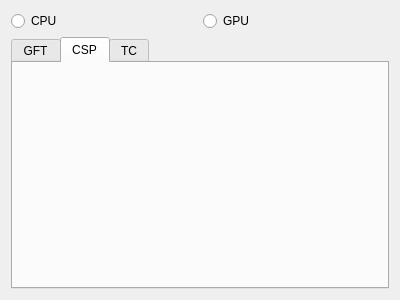
eBabiano/AVPerformance, file Implementation/src/view/gui/widgets/av/OpticalFlowWidget.ui: the form before one commit.
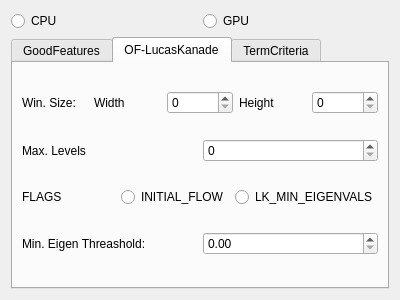
The form after the commit. The open tabs and pages were chosen to show the change.

Commit message: Video path added, parameters for Optical Flow added, some headers added

```diff
--- a/Implementation/src/view/gui/widgets/av/OpticalFlowWidget.ui
+++ b/Implementation/src/view/gui/widgets/av/OpticalFlowWidget.ui
@@ -18,16 +18,16 @@
     <layout class="QVBoxLayout" name="verticalLayout">
      <item>
       <layout class="QHBoxLayout" name="horizontalLayout">
-       <item>
-        <widget class="QRadioButton" name="gpuRadioButton">
-         <property name="text">
-          <string>CPU</string>
-         </property>
-        </widget>
-       </item>
        <item>
         <widget class="QRadioButton" name="cpuRadioButton">
          <property name="text">
+          <string>CPU</string>
+         </property>
+        </widget>
+       </item>
+       <item>
+        <widget class="QRadioButton" name="gpuRadioButton">
+         <property name="text">
           <string>GPU</string>
          </property>
         </widget>
@@ -49,7 +49,7 @@
        </sizepolicy>
       </property>
       <attribute name="title">
-       <string>GFT</string>
+       <string>GoodFeatures</string>
       </attribute>
       <layout class="QGridLayout" name="gridLayout_2">
        <item row="0" column="0">
@@ -170,13 +170,98 @@
        </sizepolicy>
       </property>
       <attribute name="title">
-       <string>CSP</string>
+       <string>OF-LucasKanade</string>
       </attribute>
-      <layout class="QVBoxLayout" name="verticalLayout_3"/>
+      <layout class="QVBoxLayout" name="verticalLayout_3">
+       <item>
+        <layout class="QHBoxLayout" name="horizontalLayout_9">
+         <item>
+          <widget class="QLabel" name="label_8">
+           <property name="text">
+            <string>Win. Size:</string>
+           </property>
+          </widget>
+         </item>
+         <item>
+          <widget class="QLabel" name="label_9">
+           <property name="text">
+            <string>Width</string>
+           </property>
+          </widget>
+         </item>
+         <item>
+          <widget class="QSpinBox" name="sizeWidthSpinBox"/>
+         </item>
+         <item>
+          <widget class="QLabel" name="label_10">
+           <property name="text">
+            <string>Height</string>
+           </property>
+          </widget>
+         </item>
+         <item>
+          <widget class="QSpinBox" name="sizeHeightSpinBox"/>
+         </item>
+        </layout>
+       </item>
+       <item>
+        <layout class="QHBoxLayout" name="horizontalLayout_10">
+         <item>
+          <widget class="QLabel" name="label_11">
+           <property name="text">
+            <string>Max. Levels</string>
+           </property>
+          </widget>
+         </item>
+         <item>
+          <widget class="QSpinBox" name="maxLevelsSpinBox"/>
+         </item>
+        </layout>
+       </item>
+       <item>
+        <layout class="QHBoxLayout" name="horizontalLayout_11">
+         <item>
+          <widget class="QLabel" name="label_12">
+           <property name="text">
+            <string>FLAGS</string>
+           </property>
+          </widget>
+         </item>
+         <item>
+          <widget class="QRadioButton" name="initialFlowRadioButton">
+           <property name="text">
+            <string>INITIAL_FLOW</string>
+           </property>
+          </widget>
+         </item>
+         <item>
+          <widget class="QRadioButton" name="eigenvalsRadioButton">
+           <property name="text">
+            <string>LK_MIN_EIGENVALS</string>
+           </property>
+          </widget>
+         </item>
+        </layout>
+       </item>
+       <item>
+        <layout class="QHBoxLayout" name="horizontalLayout_12">
+         <item>
+          <widget class="QLabel" name="label_13">
+           <property name="text">
+            <string>Min. Eigen Threashold:</string>
+           </property>
+          </widget>
+         </item>
+         <item>
+          <widget class="QDoubleSpinBox" name="thresholdSpinBox"/>
+         </item>
+        </layout>
+       </item>
+      </layout>
      </widget>
      <widget class="QWidget" name="termCritTab">
       <attribute name="title">
-       <string>TC</string>
+       <string>TermCriteria</string>
       </attribute>
       <layout class="QVBoxLayout" name="verticalLayout_4">
        <item>
```
Left out of the diff: 4 changed lines with no effect on the pictures. The commit also changes 55 other files.
